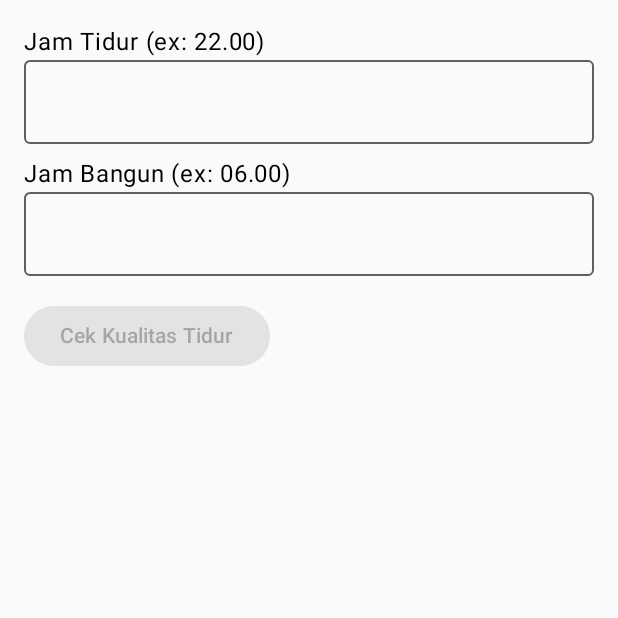
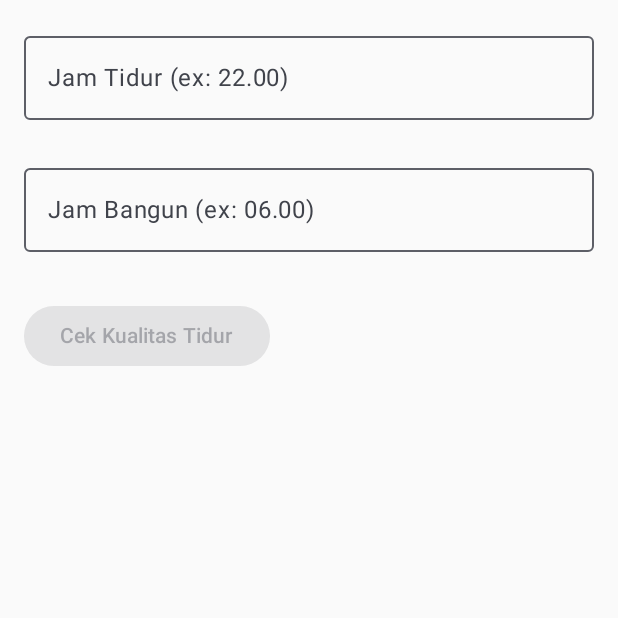
Before and after one commit to fauzanrdynsyh/Fauzan_SleepQuality, an Android app built with Jetpack Compose: the screen it shows after launch (MainActivity), on a phone screen of 412 x 824 dp, the top half of it. Run offline under Robolectric (Android 15) with nearby library versions, the phone set to English and light mode, and no system bars.

Commit message:
update: validasi input jam + sanity check, feedback

```diff
--- a/app/src/main/java/com/fauzan0111/fauzan_sleepquality/screens/InputScreen.kt
+++ b/app/src/main/java/com/fauzan0111/fauzan_sleepquality/screens/InputScreen.kt
@@ -15,7 +15,9 @@ import androidx.compose.ui.text.input.ImeAction
 import androidx.compose.ui.platform.LocalSoftwareKeyboardController
 import androidx.compose.ui.focus.FocusRequester
 import androidx.compose.ui.focus.focusRequester
+import androidx.compose.ui.res.stringResource
 import androidx.compose.ui.text.input.KeyboardType
+import com.fauzan0111.fauzan_sleepquality.R
 
 
 @Composable
@@ -26,22 +28,31 @@ fun InputScreen(navController: NavController) {
     val sleepFocusRequester = remember { FocusRequester() }
     val wakeFocusRequester = remember { FocusRequester() }
     val keyboardController = LocalSoftwareKeyboardController.current
+//    val context = LocalContext.current
 
-    // Regex format jam: 00.00 s/d 23.59
     val timePattern = Regex("^([0-1]\\d|2[0-3])\\.(0\\d|[1-5]\\d)$")
-
-    // Validasi input sesuaikan dengan format 00.00 - 23.59, bukan 12 atau 6
-    val isValid = timePattern.matches(sleepTime) && timePattern.matches(wakeTime)
+    val isSleepValid = timePattern.matches(sleepTime)
+    val isWakeValid = timePattern.matches(wakeTime)
+    val isValid = isSleepValid && isWakeValid
 
     Column(
         modifier = Modifier
             .fillMaxSize()
             .padding(16.dp)
     ) {
-        Text("Jam Tidur (ex: 22.00)")
         OutlinedTextField(
             value = sleepTime,
             onValueChange = { sleepTime = it },
+            label = { Text(stringResource(R.string.jam_tidur)) },
+            isError = sleepTime.isNotBlank() && !isSleepValid,
+            supportingText = {
+                if (sleepTime.isNotBlank() && !isSleepValid) {
+                    Text(
+                        text = stringResource(R.string.format_salah, "22.00"),
+                        color = MaterialTheme.colorScheme.error
+                    )
+                }
+            },
             modifier = Modifier
                 .fillMaxWidth()
                 .focusRequester(sleepFocusRequester),
@@ -59,10 +70,19 @@ fun InputScreen(navController: NavController) {
 
         Spacer(modifier = Modifier.height(8.dp))
 
-        Text("Jam Bangun (ex: 06.00)")
         OutlinedTextField(
             value = wakeTime,
             onValueChange = { wakeTime = it },
+            label = { Text(stringResource(R.string.jam_bangun)) },
+            isError = wakeTime.isNotBlank() && !isWakeValid,
+            supportingText = {
+                if (wakeTime.isNotBlank() && !isWakeValid) {
+                    Text(
+                        text = stringResource(R.string.format_salah,"06.00"),
+                        color = MaterialTheme.colorScheme.error
+                    )
+                }
+            },
             modifier = Modifier
                 .fillMaxWidth()
                 .focusRequester(wakeFocusRequester),
@@ -87,7 +107,7 @@ fun InputScreen(navController: NavController) {
             },
             enabled = isValid
         ) {
-            Text("Cek Kualitas Tidur")
+            Text(stringResource(R.string.cek_kualitas_tidur))
         }
     }
 }
--- a/app/src/main/res/values/strings.xml
+++ b/app/src/main/res/values/strings.xml
@@ -1,6 +1,10 @@
 <resources>
     <string name="app_name">Fauzan_SleepQuality</string>
     <string name="title_input">Masukkan Waktu Tidur dan Bangun</string>
+    <string name="jam_tidur">Jam Tidur (ex: 22.00)</string>
+    <string name="jam_bangun">Jam Bangun (ex: 06.00)</string>
+    <string name="cek_kualitas_tidur">Cek Kualitas Tidur</string>
+    <string name="format_salah">Format salah (contoh: %1$s)</string>
     <string name="sleep_time">Jam Tidur (HH:MM)</string>
     <string name="wake_time">Jam Bangun (HH:MM)</string>
     <string name="check_button">Cek Kualitas Tidur</string>
```
